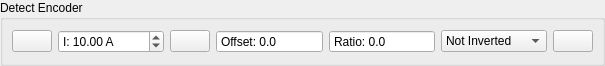
vedderb/vesc_tool, file widgets/detectfocencoder.ui: the form before one commit.
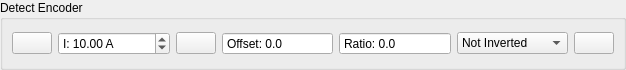
The form after the commit. Icons and pictures are not drawn.

Patch:
```diff
--- a/widgets/detectfocencoder.ui
+++ b/widgets/detectfocencoder.ui
@@ -6,8 +6,8 @@
    <rect>
     <x>0</x>
     <y>0</y>
-    <width>605</width>
-    <height>66</height>
+    <width>626</width>
+    <height>70</height>
    </rect>
   </property>
   <property name="windowTitle">
```
Left out of the diff: 16 changed lines with no effect on the pictures.
